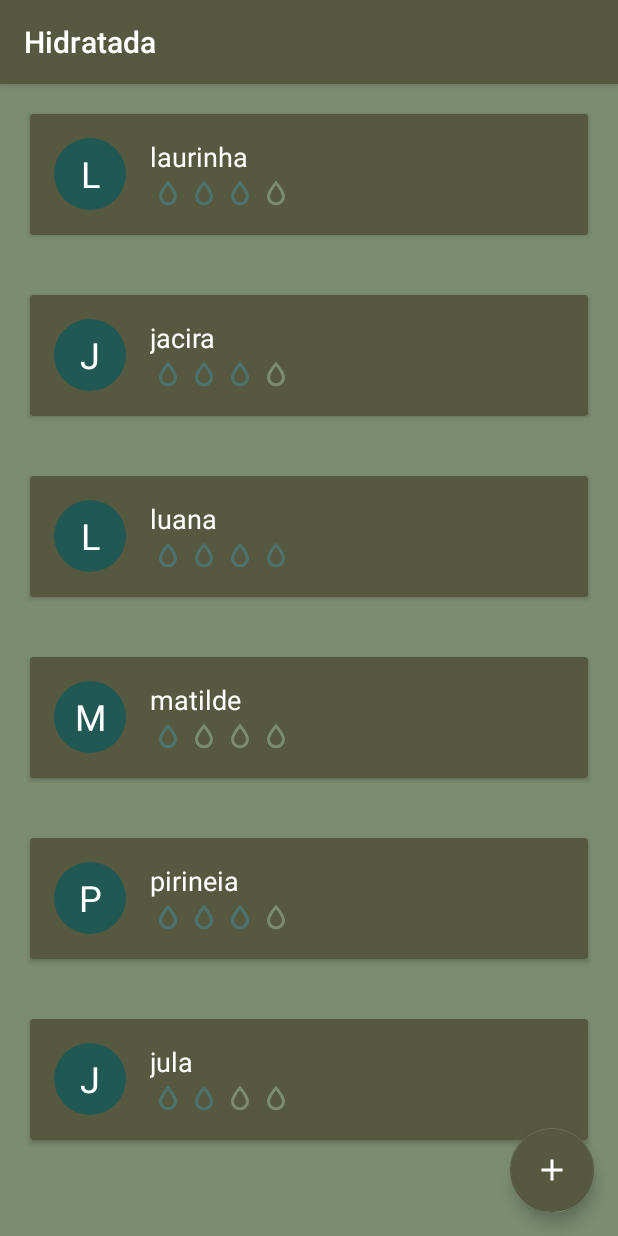
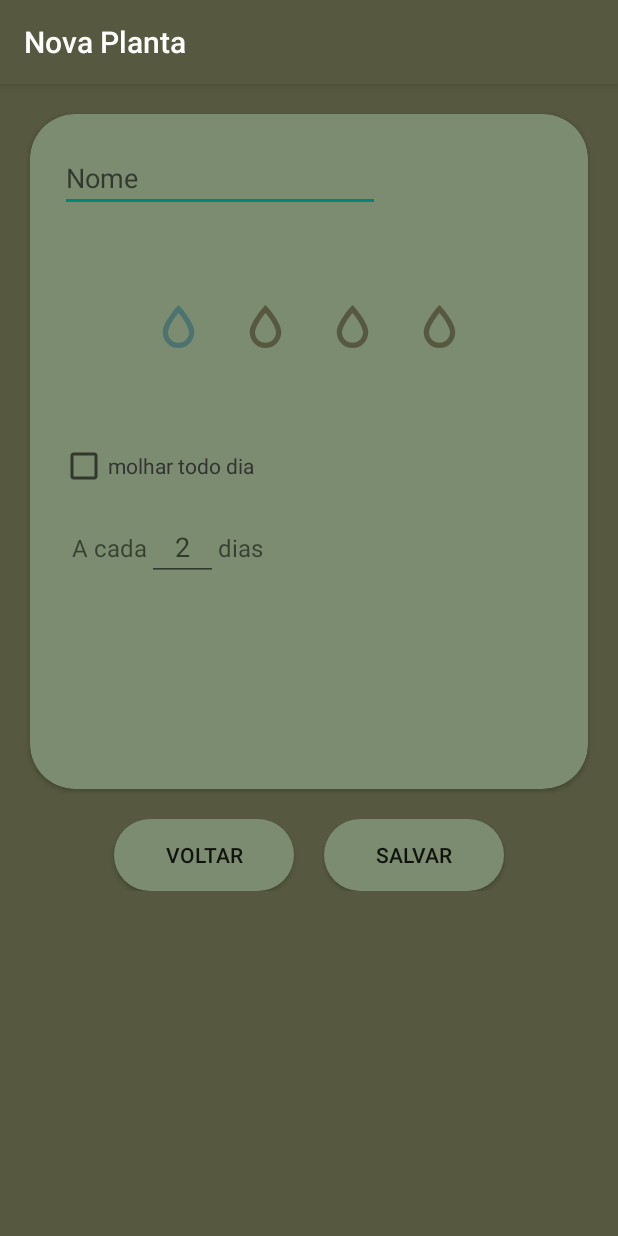
Before and after one commit to ghabrielmielli/hidratada, an Android app: the screen it shows after launch (MainActivity before the commit, PlantaManager after it), after a tap on an icon or button, on a phone screen of 412 x 824 dp. Run offline under Robolectric (Android 15) with nearby library versions, the phone set to English and light mode, and no system bars.

Commit message:
Página para inserção (e futuramente edição) crida; Implementação de reordenação e exclusão de plantas.

```diff
--- a/app/src/main/AndroidManifest.xml
+++ b/app/src/main/AndroidManifest.xml
@@ -9,7 +9,7 @@
         android:roundIcon="@mipmap/ic_launcher_round"
         android:supportsRtl="true"
         android:theme="@style/Theme.AppCompat.Light.NoActionBar">
-
+        <activity android:name=".PlantaManager"></activity>
         <activity android:name=".MainActivity">
             <intent-filter>
                 <action android:name="android.intent.action.MAIN" />
--- a/app/src/main/java/com/example/hidratada/MainActivity.java
+++ b/app/src/main/java/com/example/hidratada/MainActivity.java
@@ -1,10 +1,14 @@
 package com.example.hidratada;
 
+import androidx.annotation.NonNull;
 import androidx.appcompat.app.AppCompatActivity;
 import androidx.appcompat.widget.Toolbar;
+import androidx.recyclerview.widget.ItemTouchHelper;
 import androidx.recyclerview.widget.RecyclerView;
 
+import android.content.Intent;
 import android.os.Bundle;
+import android.os.Handler;
 import android.view.View;
 import android.widget.ArrayAdapter;
 
@@ -13,6 +17,7 @@ import com.example.hidratada.model.Planta;
 import com.example.hidratada.model.PlantaList;
 
 import java.util.ArrayList;
+import java.util.Collections;
 import java.util.List;
 
 public class MainActivity extends AppCompatActivity {
@@ -31,11 +36,61 @@ public class MainActivity extends AppCompatActivity {
         rv.setAdapter(adapterPlanta);
 
 
+        Planta novaPlanta =  (Planta) getIntent().getSerializableExtra("ch_nova_planta");
+        if (novaPlanta != null) {
+
+            final Handler handler = new Handler();
+            handler.postDelayed(new Runnable() {
+                @Override
+                public void run() {
+                    adapterPlanta.getPlantas().add(0, novaPlanta);
+                    adapterPlanta.notifyItemInserted(0);
+                    rv.scrollToPosition(0);
+
+                }
+            }, 600);
+        }
+
+        ItemTouchHelper helper = new ItemTouchHelper(
+                new ItemTouchHandler(ItemTouchHelper.UP | ItemTouchHelper.DOWN, ItemTouchHelper.LEFT)
+        );
+
+        helper.attachToRecyclerView(rv);
     }
 
     public void addPlanta(View view){
+        Intent it = new Intent(MainActivity.this, PlantaManager.class);
+        startActivity(it);
+        /*
     adapterPlanta.getPlantas().add(0, new Planta("laurinha", new Intervalo(true, 2), 3));
     adapterPlanta.notifyItemInserted(0);
     rv.scrollToPosition(0);
+    */
     }
+
+    private class ItemTouchHandler extends ItemTouchHelper.SimpleCallback {
+
+        public ItemTouchHandler(int dragDirs, int swipeDirs) {
+            super(dragDirs, swipeDirs);
+        }
+
+        @Override
+        public boolean onMove(RecyclerView recyclerView, RecyclerView.ViewHolder viewHolder, RecyclerView.ViewHolder target) {
+          int from = viewHolder.getAdapterPosition();
+          int to = target.getAdapterPosition();
+
+            Collections.swap(adapterPlanta.getPlantas(), from, to);
+          adapterPlanta.notifyItemMoved(from, to);
+
+
+            return true;
+        }
+
+        @Override
+        public void onSwiped( RecyclerView.ViewHolder viewHolder, int direction) {
+    adapterPlanta.getPlantas().remove(viewHolder.getAdapterPosition());
+    adapterPlanta.notifyItemRemoved(viewHolder.getAdapterPosition());
+        }
+    }
+
 }
--- /dev/null
+++ b/app/src/main/java/com/example/hidratada/PlantaManager.java
@@ -0,0 +1,136 @@
+package com.example.hidratada;
+
+import androidx.appcompat.app.AppCompatActivity;
+import androidx.core.content.ContextCompat;
+
+import android.content.Intent;
+import android.os.Bundle;
+import android.view.View;
+import android.widget.AdapterView;
+import android.widget.ArrayAdapter;
+import android.widget.CheckBox;
+import android.widget.EditText;
+import android.widget.ImageView;
+import android.widget.Spinner;
+import android.widget.TextView;
+import android.widget.Toast;
+import android.widget.Toolbar;
+
+import com.example.hidratada.model.Intervalo;
+import com.example.hidratada.model.Planta;
+
+import java.util.ArrayList;
+
+public class PlantaManager extends AppCompatActivity {
+
+
+    EditText edtNome, edtFrequencia;
+    ImageView imgNvAgua1, imgNvAgua2, imgNvAgua3, imgNvAgua4;
+    TextView txtFrequenciaPt1, txtFrequenciaPt2;
+
+    CheckBox checkboxTodoDia;
+
+    Boolean editMode = false;
+    Planta editModePlanta;
+    Toolbar toolbar;
+
+    //Valores:
+    int quantidadeAgua = 1;
+
+    //DBHelper db;
+
+
+    @Override
+    protected void onCreate(Bundle savedInstanceState) {
+        super.onCreate(savedInstanceState);
+        setContentView(R.layout.activity_planta_manager);
+
+        bindElements();
+        setListeners();
+    }
+
+    private void bindElements() {
+        edtNome = findViewById(R.id.edt_nome);
+        edtFrequencia = findViewById(R.id.edt_frequencia);
+        imgNvAgua1 = findViewById(R.id.img_nivel_agua_1);
+        imgNvAgua2 = findViewById(R.id.img_nivel_agua_2);
+        imgNvAgua3 = findViewById(R.id.img_nivel_agua_3);
+        imgNvAgua4 = findViewById(R.id.img_nivel_agua_4);
+        txtFrequenciaPt1 = findViewById(R.id.txt_edt_frequencia_1);
+        txtFrequenciaPt2 = findViewById(R.id.txt_edt_frequencia_2);
+        checkboxTodoDia = findViewById(R.id.checkbox_todo_dia);
+
+    }
+
+    private void setListeners() {
+        imgNvAgua1.setOnClickListener(new View.OnClickListener() {
+            @Override
+            public void onClick(View v) {
+                mudarQuantidadeAgua(1);
+            }
+        });
+        imgNvAgua2.setOnClickListener(new View.OnClickListener() {
+            @Override
+            public void onClick(View v) {
+                mudarQuantidadeAgua(2);
+            }
+        });
+        imgNvAgua3.setOnClickListener(new View.OnClickListener() {
+            @Override
+            public void onClick(View v) {
+                mudarQuantidadeAgua(3);
+            }
+        });
+        imgNvAgua4.setOnClickListener(new View.OnClickListener() {
+            @Override
+            public void onClick(View v) {
+                mudarQuantidadeAgua(4);
+            }
+        });
+
+    }
+
+    public void voltar(View view) {
+        finish();
+    }
+
+    public void mudarQuantidadeAgua(int nivel) {
+        quantidadeAgua = nivel;
+        switch (nivel) {
+            case 4:
+                imgNvAgua4.setColorFilter(ContextCompat.getColor(imgNvAgua4.getContext(), R.color.floresta_umida_variante), android.graphics.PorterDuff.Mode.SRC_IN);
+                imgNvAgua3.setColorFilter(ContextCompat.getColor(imgNvAgua3.getContext(), R.color.floresta_umida_variante), android.graphics.PorterDuff.Mode.SRC_IN);
+                imgNvAgua2.setColorFilter(ContextCompat.getColor(imgNvAgua2.getContext(), R.color.floresta_umida_variante), android.graphics.PorterDuff.Mode.SRC_IN);
+                break;
+            case 3:
+                imgNvAgua4.setColorFilter(ContextCompat.getColor(imgNvAgua4.getContext(), R.color.alcaparra), android.graphics.PorterDuff.Mode.SRC_IN);
+                imgNvAgua3.setColorFilter(ContextCompat.getColor(imgNvAgua3.getContext(), R.color.floresta_umida_variante), android.graphics.PorterDuff.Mode.SRC_IN);
+                imgNvAgua2.setColorFilter(ContextCompat.getColor(imgNvAgua2.getContext(), R.color.floresta_umida_variante), android.graphics.PorterDuff.Mode.SRC_IN);
+                break;
+            case 2:
+                imgNvAgua4.setColorFilter(ContextCompat.getColor(imgNvAgua4.getContext(), R.color.alcaparra), android.graphics.PorterDuff.Mode.SRC_IN);
+                imgNvAgua3.setColorFilter(ContextCompat.getColor(imgNvAgua3.getContext(), R.color.alcaparra), android.graphics.PorterDuff.Mode.SRC_IN);
+                imgNvAgua2.setColorFilter(ContextCompat.getColor(imgNvAgua2.getContext(), R.color.floresta_umida_variante), android.graphics.PorterDuff.Mode.SRC_IN);
+                break;
+            case 1:
+                imgNvAgua4.setColorFilter(ContextCompat.getColor(imgNvAgua4.getContext(), R.color.alcaparra), android.graphics.PorterDuff.Mode.SRC_IN);
+                imgNvAgua3.setColorFilter(ContextCompat.getColor(imgNvAgua3.getContext(), R.color.alcaparra), android.graphics.PorterDuff.Mode.SRC_IN);
+                imgNvAgua2.setColorFilter(ContextCompat.getColor(imgNvAgua2.getContext(), R.color.alcaparra), android.graphics.PorterDuff.Mode.SRC_IN);
+                break;
+
+            default:
+        }
+    }
+
+    public void salvar(View view) {
+        String nome = edtNome.getText().toString();
+        int frequencia = Integer.parseInt( edtFrequencia.getText().toString());
+        boolean isTodoDia = checkboxTodoDia.isChecked();
+
+        Planta planta = new Planta(nome,new Intervalo(isTodoDia,frequencia), quantidadeAgua);
+
+        Intent it = new Intent(PlantaManager.this, MainActivity.class);
+        it.putExtra("ch_nova_planta",planta);
+        startActivity(it);
+    }
+}
--- a/app/src/main/java/com/example/hidratada/model/Intervalo.java
+++ b/app/src/main/java/com/example/hidratada/model/Intervalo.java
@@ -1,6 +1,8 @@
 package com.example.hidratada.model;
 
-public class Intervalo {
+import java.io.Serializable;
+
+public class Intervalo implements Serializable {
     private boolean isTodoDia;
     private int frequencia; // a cada x dias ou x vezes por dia
 
--- a/app/src/main/java/com/example/hidratada/model/Planta.java
+++ b/app/src/main/java/com/example/hidratada/model/Planta.java
@@ -1,20 +1,14 @@
 package com.example.hidratada.model;
 
-public class Planta {
+import java.io.Serializable;
+
+public class Planta implements Serializable {
     private int id;
     private String nome;
     private Intervalo quandoMolhar;
     private boolean isHidratada;
+    private int quantidadeDeAgua; // quanto de agua deve usar pra molhar ela
 
-    public int getQuantidadeDeAgua() {
-        return quantidadeDeAgua;
-    }
-
-    public void setQuantidadeDeAgua(int quantidadeDeAgua) {
-        this.quantidadeDeAgua = quantidadeDeAgua;
-    }
-
-    private int quantidadeDeAgua; // quanto de agua deve usar pra molhar ela
 
     public Planta(String nome, Intervalo quandoMolhar, int quantidadeDeAgua) {
         this.id = (int) Math.random() * 10000;
@@ -22,6 +16,13 @@ public class Planta {
         this.quandoMolhar = quandoMolhar;
         this.isHidratada = false;
         this.quantidadeDeAgua = quantidadeDeAgua;
+    }
+
+    public Planta(int id, String nome, Intervalo quandoMolhar, boolean isHidratada) {
+        this.id = id;
+        this.nome = nome;
+        this.quandoMolhar = quandoMolhar;
+        this.isHidratada = isHidratada;
     }
 
     @Override
@@ -32,13 +33,6 @@ public class Planta {
                 ", quandoMolhar=" + quandoMolhar +
                 ", isHidratada=" + isHidratada +
                 '}';
-    }
-
-    public Planta(int id, String nome, Intervalo quandoMolhar, boolean isHidratada) {
-        this.id = id;
-        this.nome = nome;
-        this.quandoMolhar = quandoMolhar;
-        this.isHidratada = isHidratada;
     }
 
     public String getNome() {
@@ -68,4 +62,14 @@ public class Planta {
     public int getId() {
         return id;
     }
+
+
+    public int getQuantidadeDeAgua() {
+        return quantidadeDeAgua;
+    }
+
+    public void setQuantidadeDeAgua(int quantidadeDeAgua) {
+        this.quantidadeDeAgua = quantidadeDeAgua;
+    }
+
 }
--- a/app/src/main/res/layout/activity_main.xml
+++ b/app/src/main/res/layout/activity_main.xml
@@ -46,7 +46,7 @@
         android:onClick="addPlanta"
         android:src="@drawable/ic_baseline_add_24"
         android:tint="@color/white"
-        app:backgroundTint="@color/alcaparra"
+        app:backgroundTint="@color/floresta_umida"
         app:rippleColor="@color/doce_de_mamao"
         tools:ignore="ContentDescription" />
 
--- /dev/null
+++ b/app/src/main/res/layout/activity_planta_manager.xml
@@ -0,0 +1,174 @@
+<?xml version="1.0" encoding="utf-8"?>
+<RelativeLayout xmlns:android="http://schemas.android.com/apk/res/android"
+    xmlns:app="http://schemas.android.com/apk/res-auto"
+    xmlns:tools="http://schemas.android.com/tools"
+    android:layout_width="match_parent"
+    android:layout_height="match_parent"
+    android:background="@color/alcaparra"
+    tools:context=".PlantaManager">
+
+
+    <com.google.android.material.appbar.AppBarLayout
+        android:id="@+id/app_bar"
+        android:layout_width="match_parent"
+        android:layout_height="wrap_content"
+        android:layout_alignParentTop="true"
+        android:theme="@style/ThemeOverlay.AppCompat.ActionBar">
+
+        <androidx.appcompat.widget.Toolbar
+            android:id="@+id/toolbar"
+            android:layout_width="match_parent"
+            android:layout_height="wrap_content"
+            android:background="@color/alcaparra"
+            android:theme="@style/ThemeOverlay.AppCompat.Dark"
+            app:popupTheme="@style/ThemeOverlay.AppCompat.Dark"
+            app:title="@string/nova_planta" />
+    </com.google.android.material.appbar.AppBarLayout>
+
+
+    <androidx.cardview.widget.CardView
+        android:id="@+id/card_view"
+        android:layout_width="match_parent"
+        android:layout_height="450dp"
+        android:layout_below="@id/app_bar"
+        android:layout_gravity="center"
+        android:layout_marginStart="20dp"
+        android:layout_marginLeft="20dp"
+        android:layout_marginTop="20dp"
+        android:layout_marginEnd="20dp"
+        android:layout_marginRight="20dp"
+        android:layout_marginBottom="20dp"
+        android:backgroundTint="@color/palmeira"
+        app:cardCornerRadius="30dp">
+
+        <LinearLayout
+            android:layout_width="match_parent"
+            android:layout_height="match_parent"
+            android:orientation="vertical"
+            android:padding="20dp">
+
+            <EditText
+                android:id="@+id/edt_nome"
+                android:layout_width="wrap_content"
+                android:layout_height="wrap_content"
+                android:layout_marginBottom="30dp"
+                android:ems="10"
+                android:hint="Nome"
+                android:inputType="textPersonName" />
+
+            <LinearLayout
+                android:layout_width="match_parent"
+                android:layout_height="93dp"
+                android:layout_marginBottom="30dp"
+                android:gravity="center">
+
+                <ImageView
+                    android:id="@+id/img_nivel_agua_1"
+                    android:layout_width="42dp"
+                    android:layout_height="42dp"
+                    android:layout_margin="8dp"
+                    android:src="@drawable/water_outline"
+                    app:tint="@color/floresta_umida_variante" />
+
+                <ImageView
+                    android:id="@+id/img_nivel_agua_2"
+                    android:layout_width="42dp"
+                    android:layout_height="42dp"
+                    android:layout_margin="8dp"
+                    android:src="@drawable/water_outline"
+                    app:tint="@color/alcaparra" />
+
+                <ImageView
+                    android:id="@+id/img_nivel_agua_3"
+                    android:layout_width="42dp"
+                    android:layout_height="42dp"
+                    android:layout_margin="8dp"
+                    android:src="@drawable/water_outline"
+                    app:tint="@color/alcaparra" />
+
+                <ImageView
+                    android:id="@+id/img_nivel_agua_4"
+                    android:layout_width="42dp"
+                    android:layout_height="42dp"
+                    android:layout_margin="8dp"
+                    android:src="@drawable/water_outline"
+                    app:tint="@color/alcaparra" />
+
+            </LinearLayout>
+
+            <CheckBox
+                android:id="@+id/checkbox_todo_dia"
+                android:layout_width="wrap_content"
+                android:layout_height="wrap_content"
+                android:layout_marginBottom="15dp"
+                android:text="molhar todo dia"
+                android:textColor="@android:color/secondary_text_light" />
+
+            <LinearLayout
+                android:layout_width="match_parent"
+                android:layout_height="wrap_content"
+                android:layout_marginBottom="30dp"
+                android:clickable="false"
+                android:clipChildren="false"
+                android:orientation="horizontal"
+                android:paddingLeft="8dp">
+
+
+                <TextView
+                    android:id="@+id/txt_edt_frequencia_1"
+                    android:layout_width="wrap_content"
+                    android:layout_height="wrap_content"
+                    android:text="A cada"
+                    android:textSize="16sp" />
+
+                <EditText
+                    android:id="@+id/edt_frequencia"
+                    android:layout_width="47dp"
+                    android:layout_height="wrap_content"
+                    android:ems="10"
+                    android:gravity="center"
+                    android:hint="2"
+                    android:inputType="number" />
+
+                <TextView
+                    android:id="@+id/txt_edt_frequencia_2"
+                    android:layout_width="wrap_content"
+                    android:layout_height="wrap_content"
+                    android:text="dias"
+                    android:textSize="16sp" />
+
+            </LinearLayout>
+
+
+        </LinearLayout>
+    </androidx.cardview.widget.CardView>
+
+    <LinearLayout
+        android:layout_width="match_parent"
+        android:layout_height="wrap_content"
+        android:layout_below="@id/card_view"
+        android:gravity="center">
+
+        <Button
+            android:id="@+id/btn_voltar"
+            android:layout_width="120dp"
+            android:layout_height="wrap_content"
+            android:background="@drawable/card_view_bg"
+            android:onClick="voltar"
+            android:text="Voltar" />
+
+        <Space
+            android:layout_width="20dp"
+            android:layout_height="wrap_content" />
+
+        <Button
+            android:id="@+id/btn_salvar"
+            android:layout_width="120dp"
+            android:layout_height="wrap_content"
+            android:background="@drawable/card_view_bg"
+            android:onClick="salvar"
+            android:text="Salvar" />
+    </LinearLayout>
+
+
+</RelativeLayout>
--- a/app/src/main/res/layout/planta_item.xml
+++ b/app/src/main/res/layout/planta_item.xml
@@ -2,75 +2,85 @@
 <androidx.cardview.widget.CardView xmlns:android="http://schemas.android.com/apk/res/android"
     xmlns:app="http://schemas.android.com/apk/res-auto"
     xmlns:tools="http://schemas.android.com/tools"
-    tools:showIn="@layout/activity_main"
+    android:layout_width="match_parent"
+    android:layout_height="wrap_content"
+    android:layout_marginStart="12dp"
+    android:layout_marginLeft="12dp"
+    android:layout_marginTop="6dp"
+    android:layout_marginEnd="12dp"
+    android:layout_marginRight="12dp"
+    android:layout_marginBottom="6dp"
     android:background="@drawable/card_view_bg"
     android:backgroundTint="@color/alcaparra"
-    android:layout_width="match_parent"
-    android:layout_margin="20dp"
-    android:layout_height="wrap_content">
+    tools:showIn="@layout/activity_main">
 
     <RelativeLayout
-        android:layout_margin="16dp"
         android:layout_width="match_parent"
-        android:layout_height="wrap_content">
+        android:layout_height="wrap_content"
+        android:layout_margin="12dp">
+
         <TextView
+            android:id="@+id/txt_icone"
             android:layout_width="48sp"
             android:layout_height="48sp"
-            android:id="@+id/txt_icone"
-            android:textSize="24dp"
             android:background="@drawable/circulo"
             android:gravity="center"
             android:textColor="@color/white"
-            tools:text="P"/>
+            android:textSize="24dp"
+            tools:text="P" />
+
         <TextView
+            android:id="@+id/txt_nome_planta"
             android:layout_width="match_parent"
             android:layout_height="wrap_content"
-            android:id="@+id/txt_nome_planta"
-            android:textSize="18sp"
-            android:textColor="@color/white"
-            tools:text="Plantinha Filomena"
-            android:layout_toEndOf="@id/txt_icone"
+            android:layout_alignTop="@id/txt_icone"
             android:layout_marginStart="16dp"
             android:layout_marginLeft="16dp"
+            android:layout_toEndOf="@id/txt_icone"
             android:layout_toRightOf="@id/txt_icone"
-            android:layout_alignTop="@id/txt_icone"
-            />
+            android:textColor="@color/white"
+            android:textSize="18sp"
+            tools:text="Plantinha Filomena" />
+
         <ImageView
+            android:id="@+id/img_nivel_agua_1"
             android:layout_width="24dp"
             android:layout_height="24dp"
-            android:id="@+id/img_nivel_agua_1"
-            android:src="@drawable/water_outline"
             android:layout_below="@id/txt_nome_planta"
             android:layout_alignStart="@id/txt_nome_planta"
             android:layout_alignLeft="@id/txt_nome_planta"
+            android:src="@drawable/water_outline"
             app:tint="@color/floresta_umida_variante" />
+
         <ImageView
+            android:id="@+id/img_nivel_agua_2"
             android:layout_width="24dp"
             android:layout_height="24dp"
-            android:id="@+id/img_nivel_agua_2"
-            android:src="@drawable/water_outline"
-            app:tint="@color/palmeira"
             android:layout_alignTop="@id/img_nivel_agua_1"
             android:layout_toEndOf="@id/img_nivel_agua_1"
-            android:layout_toRightOf="@id/img_nivel_agua_1" />
+            android:layout_toRightOf="@id/img_nivel_agua_1"
+            android:src="@drawable/water_outline"
+            app:tint="@color/palmeira" />
+
         <ImageView
+            android:id="@+id/img_nivel_agua_3"
             android:layout_width="24dp"
             android:layout_height="24dp"
-            android:id="@+id/img_nivel_agua_3"
-            android:src="@drawable/water_outline"
-            app:tint="@color/palmeira"
             android:layout_alignTop="@id/img_nivel_agua_2"
             android:layout_toEndOf="@id/img_nivel_agua_2"
-            android:layout_toRightOf="@id/img_nivel_agua_2" />
+            android:layout_toRightOf="@id/img_nivel_agua_2"
+            android:src="@drawable/water_outline"
+            app:tint="@color/palmeira" />
+
         <ImageView
+            android:id="@+id/img_nivel_agua_4"
             android:layout_width="24dp"
             android:layout_height="24dp"
-            android:id="@+id/img_nivel_agua_4"
-            android:src="@drawable/water_outline"
-            app:tint="@color/palmeira"
             android:layout_alignTop="@id/img_nivel_agua_3"
             android:layout_toEndOf="@id/img_nivel_agua_3"
-            android:layout_toRightOf="@id/img_nivel_agua_3" />
+            android:layout_toRightOf="@id/img_nivel_agua_3"
+            android:src="@drawable/water_outline"
+            app:tint="@color/palmeira" />
 
     </RelativeLayout>
 </androidx.cardview.widget.CardView>
--- a/app/src/main/res/values/strings.xml
+++ b/app/src/main/res/values/strings.xml
@@ -1,3 +1,4 @@
 <resources>
     <string name="app_name">Hidratada</string>
+    <string name="nova_planta">Nova Planta</string>
 </resources>
```
